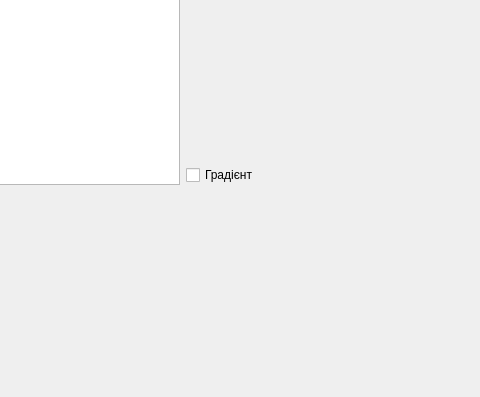
Old version of the form mainwindow.ui in the repository AlHaazen/MMDO; both pictures show x 84 to 564 and y 234 to 631 of the 881 by 631 pixel window.
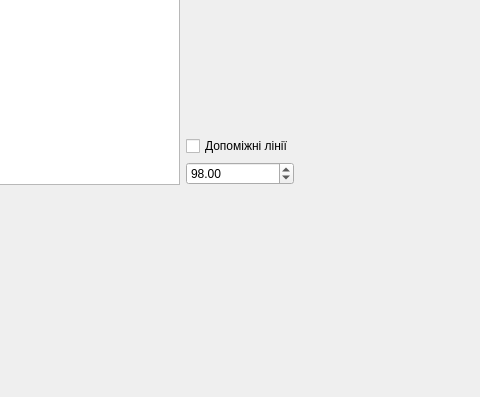
New version of the form. Icons and pictures are not drawn. Custom widgets are drawn as their Qt base class.

Commit message: Add level spinbox

The edit to the form file:
```diff
--- a/mainwindow.ui
+++ b/mainwindow.ui
@@ -82,7 +82,20 @@
            <item>
             <widget class="QCheckBox" name="checkBoxGradient">
              <property name="text">
-              <string>Градієнт</string>
+              <string>Допоміжні лінії</string>
+             </property>
+            </widget>
+           </item>
+           <item>
+            <widget class="QDoubleSpinBox" name="spinBoxLevel">
+             <property name="minimum">
+              <double>-1999.000000000000000</double>
+             </property>
+             <property name="maximum">
+              <double>11199.989999999999782</double>
+             </property>
+             <property name="value">
+              <double>98.000000000000000</double>
              </property>
             </widget>
            </item>
```
Left out of the diff: 2 changed lines with no effect on the pictures. The commit also changes 3 other files.
